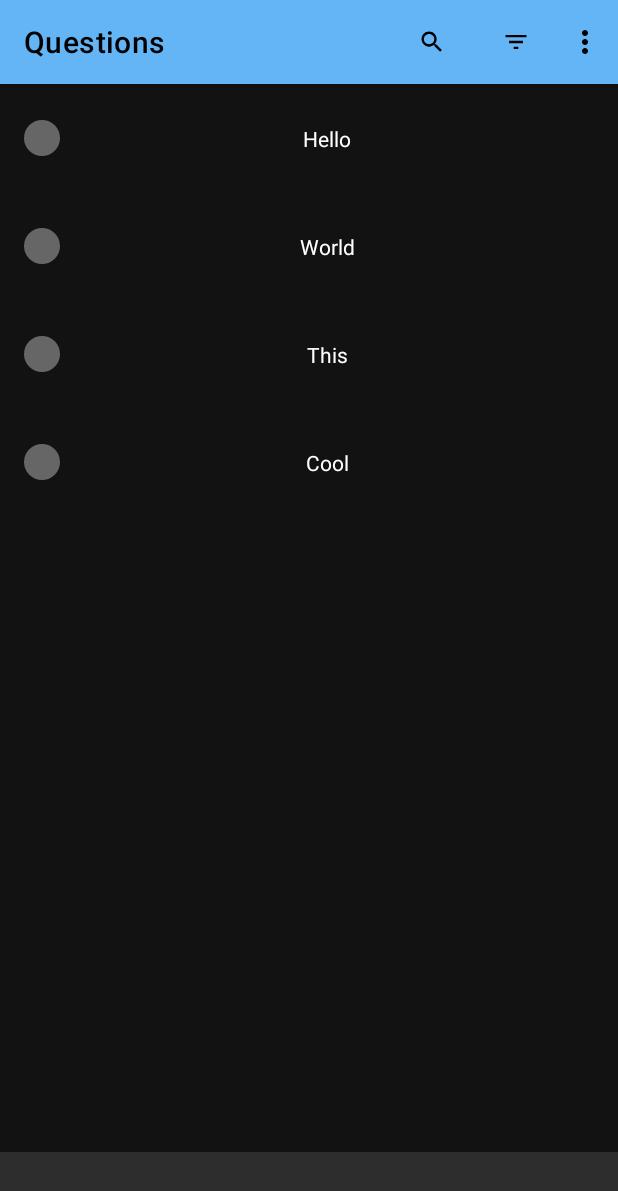
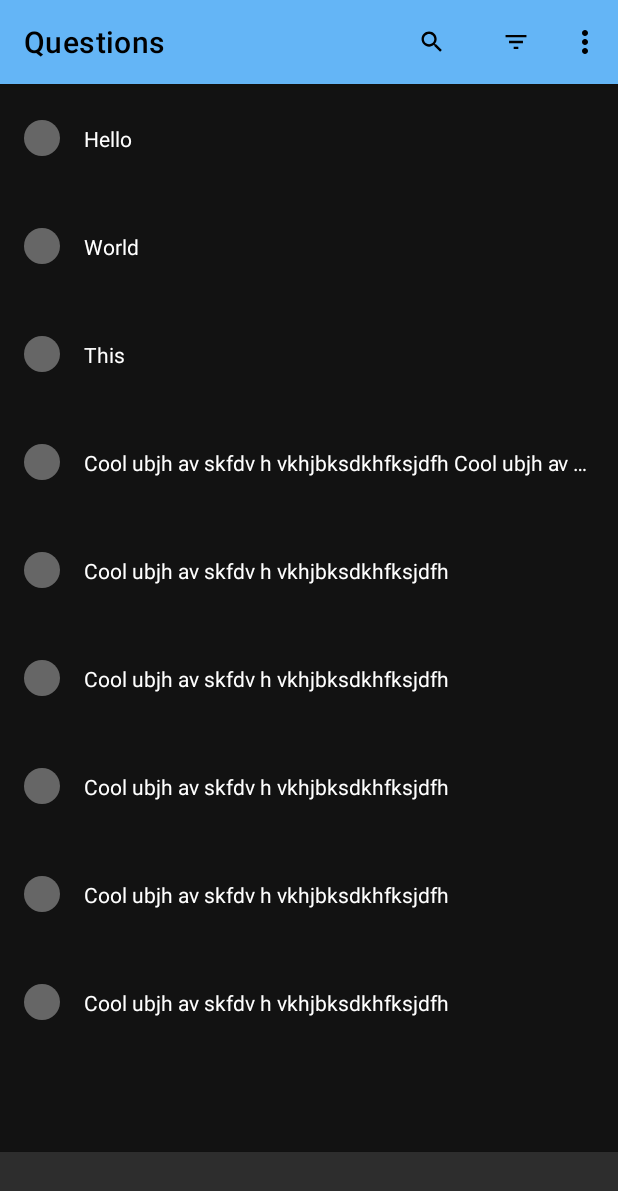
Before and after one commit to aantaya1/Code-Sharp, an Android app: the screen it shows after launch (MainActivity), on a phone screen of 412 x 824 dp. Shown: the top 1191 px of the screen. Run offline under Robolectric (Android 15) with nearby library versions, the phone set to English and light mode, and no system bars; our stand-ins replace navigation-ui.

Commit message:
fixed recyclerview item layout

```diff
--- a/app/src/main/java/com/aantaya/codesharp/ui/home/HomeFragment.java
+++ b/app/src/main/java/com/aantaya/codesharp/ui/home/HomeFragment.java
@@ -37,7 +37,12 @@ public class HomeFragment extends Fragment {
         items.add(new RecyclerViewQuestionItem(1, "Hello", QuestionDifficulty.EASY));
         items.add(new RecyclerViewQuestionItem(2, "World", QuestionDifficulty.EASY));
         items.add(new RecyclerViewQuestionItem(3, "This", QuestionDifficulty.EASY));
-        items.add(new RecyclerViewQuestionItem(4, "Cool", QuestionDifficulty.EASY));
+        items.add(new RecyclerViewQuestionItem(4, "Cool ubjh av skfdv h vkhjbksdkhfksjdfh Cool ubjh av skfdv h vkhjbksdkhfksjdfh Cool ubjh av skfdv h vkhjbksdkhfksjdfh", QuestionDifficulty.EASY));
+        items.add(new RecyclerViewQuestionItem(4, "Cool ubjh av skfdv h vkhjbksdkhfksjdfh", QuestionDifficulty.EASY));
+        items.add(new RecyclerViewQuestionItem(4, "Cool ubjh av skfdv h vkhjbksdkhfksjdfh", QuestionDifficulty.EASY));
+        items.add(new RecyclerViewQuestionItem(4, "Cool ubjh av skfdv h vkhjbksdkhfksjdfh", QuestionDifficulty.EASY));
+        items.add(new RecyclerViewQuestionItem(4, "Cool ubjh av skfdv h vkhjbksdkhfksjdfh", QuestionDifficulty.EASY));
+        items.add(new RecyclerViewQuestionItem(4, "Cool ubjh av skfdv h vkhjbksdkhfksjdfh", QuestionDifficulty.EASY));
 
         recyclerView.setAdapter(new QuestionsRecyclerViewAdapter(items));
 
--- a/app/src/main/res/layout/questions_recyclerview_item.xml
+++ b/app/src/main/res/layout/questions_recyclerview_item.xml
@@ -19,9 +19,13 @@
 
     <TextView
         android:id="@+id/question_recyclerview_item_title"
-        android:layout_width="wrap_content"
+        android:layout_width="0dp"
         android:layout_height="wrap_content"
+        android:textAlignment="textStart"
         android:text="@string/question_title"
+        android:layout_marginStart="@dimen/margin_medium"
+        android:maxLines="1"
+        android:ellipsize="end"
         app:layout_constraintBottom_toBottomOf="parent"
         app:layout_constraintEnd_toEndOf="parent"
         app:layout_constraintStart_toEndOf="@+id/question_recyclerview_item_image"
```
